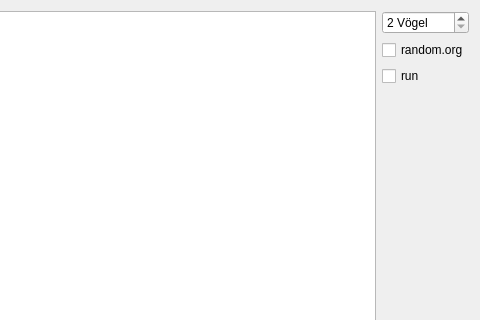
This is mainwindow.ui in stephanlindauer/steering-behaviors as Qt 5 draws it before an edit; both pictures show x 205 to 685 and y 0 to 320 of the 685 by 550 pixel window. The edited form follows.
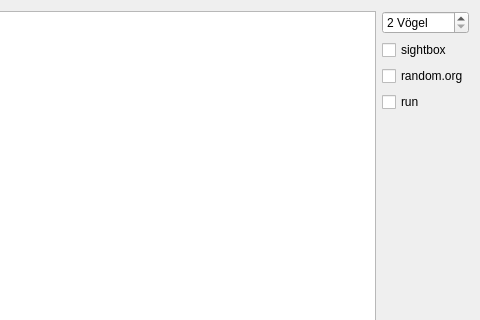
This is the edited form.

Patch:
```diff
--- a/mainwindow.ui
+++ b/mainwindow.ui
@@ -36,6 +36,13 @@
         </property>
        </widget>
       </item>
+      <item>
+       <widget class="QCheckBox" name="sightBoxes">
+        <property name="text">
+         <string>sightbox</string>
+        </property>
+       </widget>
+      </item>
       <item>
        <widget class="QCheckBox" name="randomDotOrgSourceCheckBox">
         <property name="text">
```
